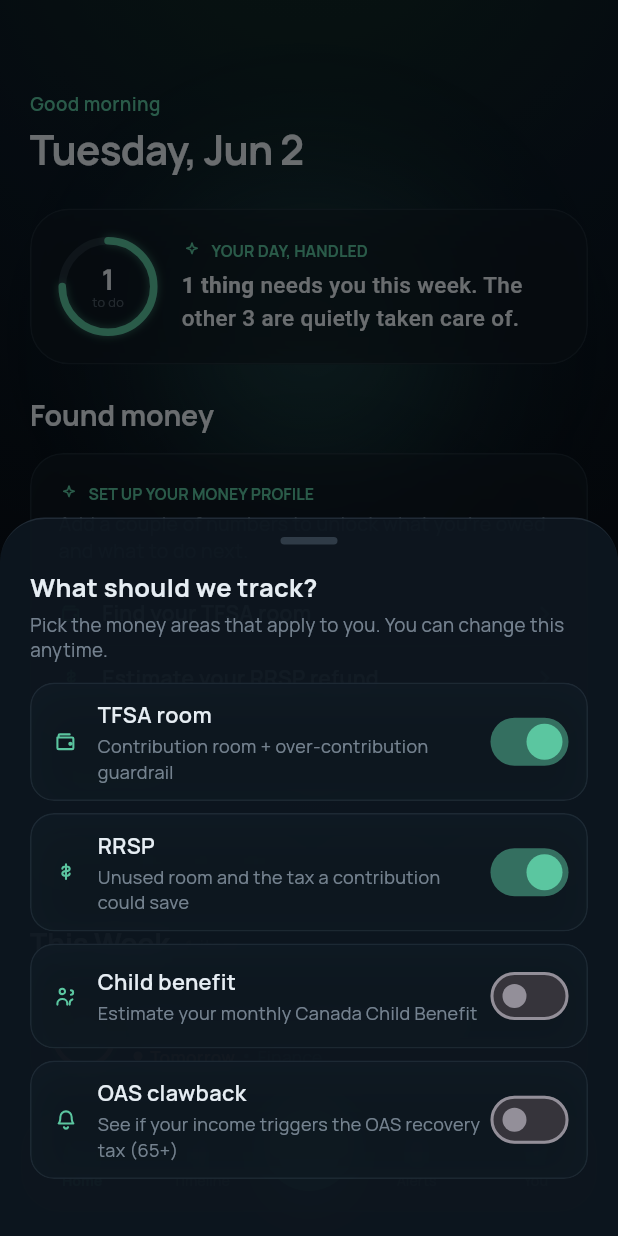
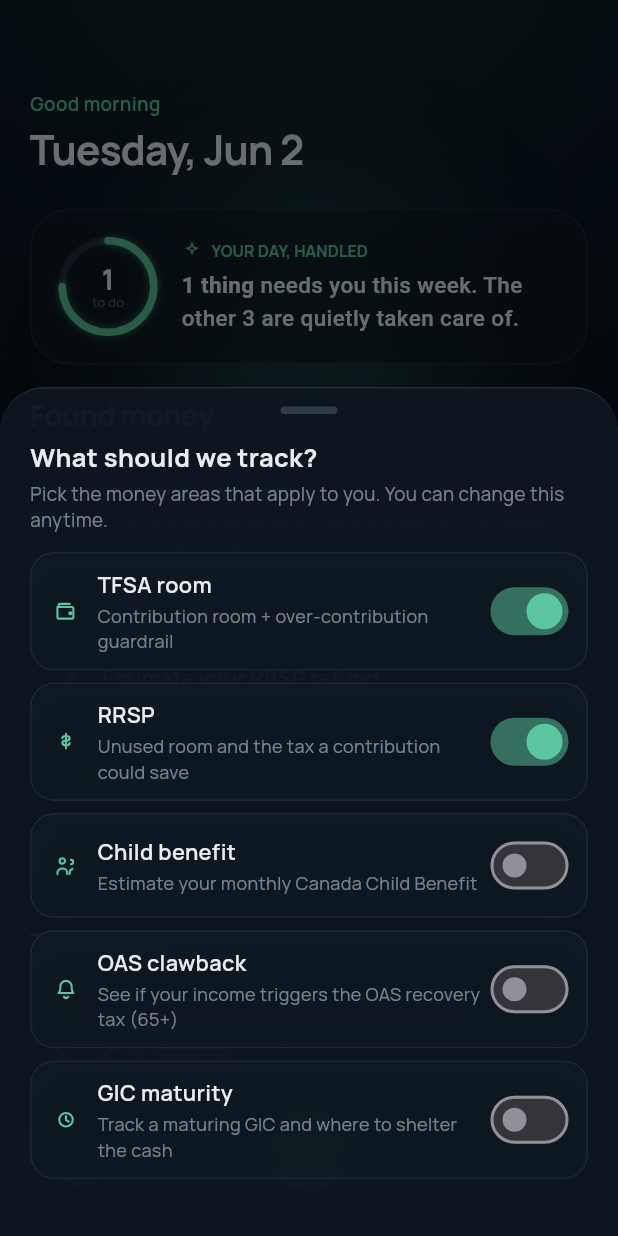
Before and after one commit to sss09/MapleAlerts, a Flutter app: the MapleHomeShell screen opened by its route, after a tap on "Track more", on a phone screen of 412 x 824 dp. Run offline on Flutter 3.47's test engine with Material 3 defaults, Android fonts, the phone set to English and light mode, and no system bars; our stand-ins replace flutter_local_notifications, flutter_riverpod, flutter_svg, go_router, google_fonts, in_app_review and 4 more; missing offline and left inert: purchases_flutter; accounts and stored records are empty; network calls fail.

Commit message:
feat: GIC -> best move (flagship cross-product recommendation)
Single tracked GIC via the profile (gicAmount + gicMaturityDate) — not the
orphaned V1 multi-GIC table.

- gic_rule (TDD, 5): none/later/maturingSoon(<=60d)/matured + daysToMaturity.
- best_move new rung (after over-contribution guardrails, before RRSP deadline):
  a GIC maturing <=60d + TFSA room (else RRSP) -> BestMoveKind.deadline,
  value = min(GIC, room). TDD (5): TFSA-first, room cap, RRSP fallback,
  guardrail still outranks, no-room -> skip.
- gicInsights mapper (TDD, 4) -> generic InsightCard; gicInsightsProvider into
  the combined list (TFSA+RRSP+CCB+OAS+GIC). MoneyTopic.gic (opt-in) +
  GicSetupSheet (amount + native date picker).

MoneyInsight unchanged a 7th time. 213 tests green, analyzer clean.
Spec: docs/superpowers/specs/2026-06-02-gic-best-move-slice-design.md

Co-Authored-By: Claude Opus 4.8 (1M context) <noreply@anthropic.com>

```diff
--- a/lib/engine/canadian_data_engine/canadian_data_engine.dart
+++ b/lib/engine/canadian_data_engine/canadian_data_engine.dart
@@ -14,6 +14,7 @@ export 'data/tfsa_limits.dart';
 export 'domain/best_move.dart';
 export 'domain/ccb_benefit.dart';
 export 'domain/figure_source.dart';
+export 'domain/gic_holding.dart';
 export 'domain/money_profile.dart';
 export 'domain/oas_result.dart';
 export 'domain/province.dart';
@@ -21,6 +22,7 @@ export 'domain/rrsp_room.dart';
 export 'domain/tfsa_room.dart';
 export 'rules/best_move_rule.dart';
 export 'rules/ccb_rule.dart';
+export 'rules/gic_rule.dart';
 export 'rules/oas_rule.dart';
 export 'rules/rrsp_rule.dart';
 export 'rules/tax_rule.dart';
--- a/lib/engine/canadian_data_engine/rules/best_move_rule.dart
+++ b/lib/engine/canadian_data_engine/rules/best_move_rule.dart
@@ -1,10 +1,14 @@
+import 'dart:math' as math;
+
 import '../data/data_pack.dart';
 import '../domain/best_move.dart';
 import '../domain/figure_source.dart';
+import '../domain/gic_holding.dart';
 import '../domain/money_profile.dart';
 import '../domain/rrsp_room.dart';
 import '../domain/tfsa_room.dart';
 import '../util/money_format.dart';
+import 'gic_rule.dart';
 import 'rrsp_rule.dart';
 import 'tfsa_rule.dart';
 
@@ -68,7 +72,32 @@ BestMove? bestMove({
     );
   }
 
-  // 3. RRSP contribution deadline within 60 days.
+  // Room available to shelter freed-up cash (TFSA preferred, then RRSP).
+  final hasTfsaRoomNow =
+      tfsa != null && tfsa.status != TfsaStatus.notYetEligible && tfsa.room > 0;
+  final hasRrspRoomNow = rrsp != null && rrsp.isEligibleResult && rrsp.room > 0;
+
+  // 3. A GIC maturing soon + somewhere to shelter the proceeds.
+  final gic = gicRule(profile: profile, asOf: asOf);
+  if (gic.status == GicStatus.maturingSoon && (hasTfsaRoomNow || hasRrspRoomNow)) {
+    final intoTfsa = hasTfsaRoomNow;
+    final room = intoTfsa ? tfsa.room : rrsp!.room;
+    final value = math.min(gic.amount, room);
+    final account = intoTfsa ? 'TFSA' : 'RRSP';
+    return BestMove(
+      kind: BestMoveKind.deadline,
+      title: 'Shelter your maturing GIC',
+      detail:
+          'Your ${formatDollars(gic.amount)} GIC matures in ${gic.daysToMaturity} '
+          'days. Move up to ${formatDollars(value)} into your $account so the '
+          'cash keeps growing tax-sheltered instead of sitting idle.',
+      dollarValue: value,
+      targetInsightId: intoTfsa ? 'tfsa_room' : 'rrsp_room',
+      sources: gic.sources,
+    );
+  }
+
+  // 4. RRSP contribution deadline within 60 days.
   if (rrsp != null &&
       rrsp.room > 0 &&
       rrsp.estimatedTaxSavings > 0 &&
@@ -86,10 +115,9 @@ BestMove? bestMove({
     );
   }
 
-  // 4. Opportunity tie-break.
-  final hasRrspRoom = rrsp != null && rrsp.isEligibleResult && rrsp.room > 0;
-  final hasTfsaRoom =
-      tfsa != null && tfsa.status != TfsaStatus.notYetEligible && tfsa.room > 0;
+  // 5. Opportunity tie-break.
+  final hasRrspRoom = hasRrspRoomNow;
+  final hasTfsaRoom = hasTfsaRoomNow;
 
   if (hasRrspRoom && rrsp.marginalRate >= kRrspPreferredMarginalRate) {
     final pct = (rrsp.marginalRate * 100).round();
--- /dev/null
+++ b/lib/engine/canadian_data_engine/rules/gic_rule.dart
@@ -0,0 +1,54 @@
+import '../domain/figure_source.dart';
+import '../domain/gic_holding.dart';
+import '../domain/money_profile.dart';
+import '../util/money_format.dart';
+
+/// A GIC maturing within this many days is "maturing soon" — the window in
+/// which sheltering the freed-up cash becomes the best move.
+const int kGicMaturingSoonDays = 60;
+
+/// Computes the maturity state of the user's tracked GIC. Deterministic, total.
+GicResult gicRule({
+  required MoneyProfile profile,
+  required DateTime asOf,
+}) {
+  final amount = profile.gicAmount ?? 0;
+  final maturity = profile.gicMaturityDate;
+
+  if (amount <= 0 || maturity == null) {
+    return const GicResult(
+      status: GicStatus.none,
+      amount: 0,
+      maturityDate: null,
+      daysToMaturity: 0,
+    );
+  }
+
+  final asOfDate = DateTime(asOf.year, asOf.month, asOf.day);
+  final matDate = DateTime(maturity.year, maturity.month, maturity.day);
+  final days = matDate.difference(asOfDate).inDays;
+
+  final GicStatus status;
+  if (days < 0) {
+    status = GicStatus.matured;
+  } else if (days <= kGicMaturingSoonDays) {
+    status = GicStatus.maturingSoon;
+  } else {
+    status = GicStatus.later;
+  }
+
+  return GicResult(
+    status: status,
+    amount: amount,
+    maturityDate: maturity,
+    daysToMaturity: days,
+    sources: [
+      FigureSource('GIC principal', formatDollars(amount), 'Your input'),
+      FigureSource(
+        'Matures',
+        '${maturity.year}-${maturity.month.toString().padLeft(2, '0')}-${maturity.day.toString().padLeft(2, '0')}',
+        'Your input',
+      ),
+    ],
+  );
+}
--- a/lib/features/money/presentation/money_insight.dart
+++ b/lib/features/money/presentation/money_insight.dart
@@ -13,6 +13,7 @@ enum InsightAction {
   editRrspProfile,
   editCcbProfile,
   editOasProfile,
+  editGicProfile,
 }
 
 class InsightCta {
@@ -364,6 +365,90 @@ List<MoneyInsight> oasInsights(
   }
 }
 
+/// Projects a [GicResult] onto presentation insights. [hasRequiredInput] is true
+/// only when a GIC amount and maturity date are set.
+List<MoneyInsight> gicInsights(
+  GicResult result, {
+  required bool hasRequiredInput,
+}) {
+  const id = 'gic';
+
+  if (!hasRequiredInput) {
+    return const [
+      MoneyInsight(
+        id: id,
+        kind: InsightKind.setup,
+        severity: InsightSeverity.info,
+        headline: 'Track a maturing GIC',
+        subline:
+            'Tell us a GIC’s amount and maturity date — we’ll remind you and '
+            'suggest where to shelter the cash.',
+        isEstimate: false,
+        cta: InsightCta('Set up', InsightAction.editGicProfile),
+      ),
+    ];
+  }
+
+  switch (result.status) {
+    case GicStatus.none:
+      return const [
+        MoneyInsight(
+          id: id,
+          kind: InsightKind.info,
+          severity: InsightSeverity.info,
+          headline: 'Add your GIC details',
+          isEstimate: false,
+          cta: InsightCta('Set up', InsightAction.editGicProfile),
+        ),
+      ];
+
+    case GicStatus.matured:
+      return [
+        MoneyInsight(
+          id: id,
+          kind: InsightKind.info,
+          severity: InsightSeverity.info,
+          headline: 'Your ${formatDollars(result.amount)} GIC has matured',
+          subline: 'Reinvest or shelter the cash so it keeps working.',
+          sources: result.sources,
+          isEstimate: false,
+          cta: const InsightCta('Update', InsightAction.editGicProfile),
+        ),
+      ];
+
+    case GicStatus.maturingSoon:
+      return [
+        MoneyInsight(
+          id: id,
+          kind: InsightKind.foundMoney,
+          severity: InsightSeverity.positive,
+          headline:
+              'Your ${formatDollars(result.amount)} GIC matures in ${result.daysToMaturity} days',
+          subline: 'We’ll suggest the best place to move it (see your best move).',
+          amount: result.amount,
+          sources: result.sources,
+          isEstimate: false,
+          cta: const InsightCta('Update', InsightAction.editGicProfile),
+        ),
+      ];
+
+    case GicStatus.later:
+      final d = result.maturityDate!;
+      return [
+        MoneyInsight(
+          id: id,
+          kind: InsightKind.info,
+          severity: InsightSeverity.info,
+          headline: 'Your ${formatDollars(result.amount)} GIC matures '
+              '${_monthsAbbr[d.month]} ${d.day}, ${d.year}',
+          sources: result.sources,
+          isEstimate: false,
+          cta: const InsightCta('Update', InsightAction.editGicProfile),
+        ),
+      ];
+  }
+}
+
 /// Projects a [CcbResult] onto presentation insights. [hasRequiredInput] is true
 /// only when both child counts and family net income are set.
 List<MoneyInsight> ccbInsights(
--- a/lib/features/money/presentation/money_topic.dart
+++ b/lib/features/money/presentation/money_topic.dart
@@ -30,6 +30,13 @@ enum MoneyTopic {
     blurb: 'See if your income triggers the OAS recovery tax (65+)',
     icon: 'bell',
     setupAction: InsightAction.editOasProfile,
+  ),
+  gic(
+    insightId: 'gic',
+    label: 'GIC maturity',
+    blurb: 'Track a maturing GIC and where to shelter the cash',
+    icon: 'clock',
+    setupAction: InsightAction.editGicProfile,
   );
 
   const MoneyTopic({
--- a/lib/features/money/presentation/widgets/best_move_card.dart
+++ b/lib/features/money/presentation/widgets/best_move_card.dart
@@ -7,6 +7,7 @@ import 'package:maple_alerts/engine/canadian_data_engine/canadian_data_engine.da
 import 'package:maple_alerts/features/money/presentation/money_insight.dart';
 import 'package:maple_alerts/features/money/presentation/money_topic.dart';
 import 'package:maple_alerts/features/money/presentation/widgets/ccb_setup_sheet.dart';
+import 'package:maple_alerts/features/money/presentation/widgets/gic_setup_sheet.dart';
 import 'package:maple_alerts/features/money/presentation/widgets/oas_setup_sheet.dart';
 import 'package:maple_alerts/features/money/presentation/widgets/rrsp_setup_sheet.dart';
 import 'package:maple_alerts/features/money/presentation/widgets/tfsa_setup_sheet.dart';
@@ -48,6 +49,8 @@ class _BestMoveCardState extends ConsumerState<BestMoveCard> {
         showCcbSetupSheet(context);
       case InsightAction.editOasProfile:
         showOasSetupSheet(context);
+      case InsightAction.editGicProfile:
+        showGicSetupSheet(context);
       case null:
         break;
     }
--- a/lib/features/money/presentation/widgets/found_money_section.dart
+++ b/lib/features/money/presentation/widgets/found_money_section.dart
@@ -8,6 +8,7 @@ import 'package:maple_alerts/core/design/widgets/stroke_icon.dart';
 import 'package:maple_alerts/features/money/presentation/money_insight.dart';
 import 'package:maple_alerts/features/money/presentation/money_topic.dart';
 import 'package:maple_alerts/features/money/presentation/widgets/ccb_setup_sheet.dart';
+import 'package:maple_alerts/features/money/presentation/widgets/gic_setup_sheet.dart';
 import 'package:maple_alerts/features/money/presentation/widgets/insight_card.dart';
 import 'package:maple_alerts/features/money/presentation/widgets/money_topics_sheet.dart';
 import 'package:maple_alerts/features/money/presentation/widgets/oas_setup_sheet.dart';
@@ -71,6 +72,8 @@ class FoundMoneySection extends ConsumerWidget {
         showCcbSetupSheet(context);
       case InsightAction.editOasProfile:
         showOasSetupSheet(context);
+      case InsightAction.editGicProfile:
+        showGicSetupSheet(context);
     }
   }
 }
--- a/lib/providers/money_insights_provider.dart
+++ b/lib/providers/money_insights_provider.dart
@@ -56,13 +56,27 @@ final oasInsightsProvider = Provider<List<MoneyInsight>>((ref) {
   return oasInsights(result, hasRequiredInput: hasRequiredInput);
 });
 
+/// Tracked-GIC maturity insight from the current profile.
+final gicInsightsProvider = Provider<List<MoneyInsight>>((ref) {
+  final profile = ref.watch(moneyProfileProvider);
+
+  final result = gicRule(profile: profile, asOf: DateTime.now());
+
+  final hasRequiredInput = profile.gicAmount != null &&
+      profile.gicAmount! > 0 &&
+      profile.gicMaturityDate != null;
+
+  return gicInsights(result, hasRequiredInput: hasRequiredInput);
+});
+
 /// The single list of money insights the Home "Found money" surface renders —
-/// TFSA + RRSP + CCB + OAS. A future "best move" surface ranks over this list.
+/// TFSA + RRSP + CCB + OAS + GIC. The "best move" card ranks over this domain.
 final moneyInsightsProvider = Provider<List<MoneyInsight>>((ref) {
   return [
     ...ref.watch(tfsaInsightsProvider),
     ...ref.watch(rrspInsightsProvider),
     ...ref.watch(ccbInsightsProvider),
     ...ref.watch(oasInsightsProvider),
+    ...ref.watch(gicInsightsProvider),
   ];
 });
```
Also changed, not shown: lib/engine/canadian_data_engine/domain/gic_holding.dart (added, +35 -0 lines), lib/engine/canadian_data_engine/domain/money_profile.dart (+27 -1 lines), lib/features/money/presentation/widgets/gic_setup_sheet.dart (added, +241 -0 lines), lib/providers/money_profile_provider.dart (+12 -0 lines), 4 other files.
